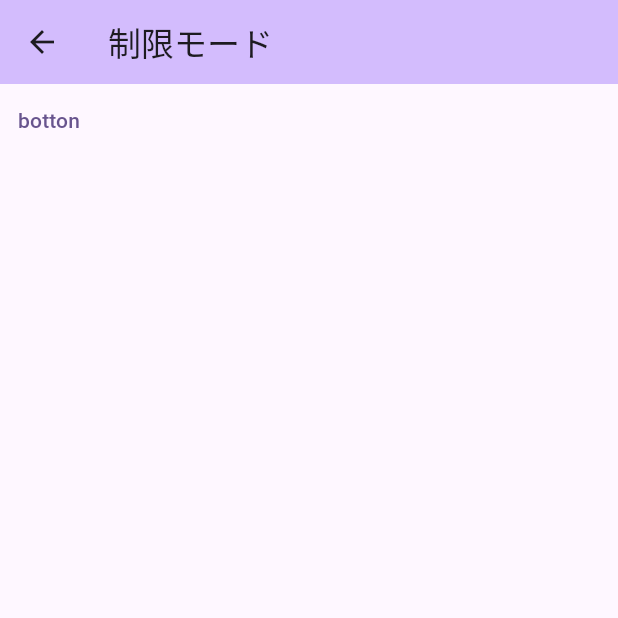
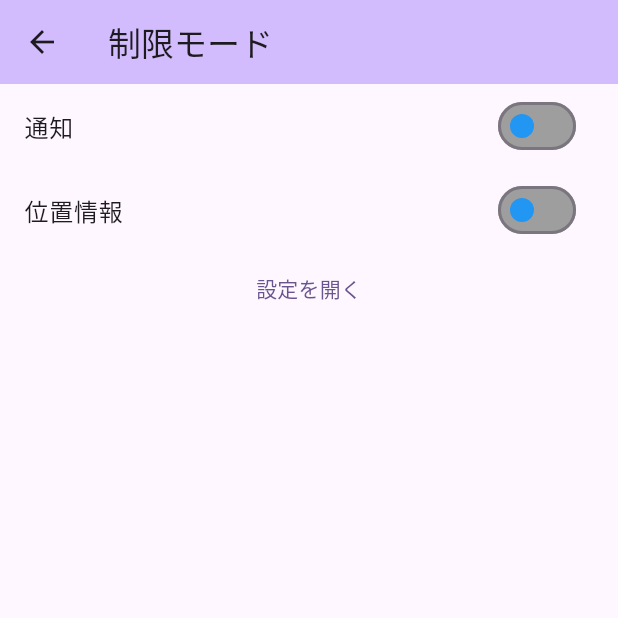
Before and after one commit to shintaro-ozaki/u-22, a Flutter app: the LockPage screen opened directly, on a phone screen of 412 x 824 dp, the top half of it. Run offline on Flutter 3.47's test engine with Material 2 defaults, Android fonts, the phone set to English and light mode, and no system bars; our stand-ins replace fl_chart, flutter_local_notifications, google_maps_flutter, location, permission_handler, sqflite; missing offline and left inert: network_info_plus; accounts and stored records are empty.

Commit message:
finish develop

```diff
--- a/project/lib/components/amount_provider.dart
+++ b/project/lib/components/amount_provider.dart
@@ -1,7 +1,7 @@
 import 'package:flutter/material.dart';
 
 class AmountProvider extends ChangeNotifier {
-  int _amount = 5;
+  int _amount = 0;
 
   int get amount => _amount;
 
--- a/project/lib/components/location.dart
+++ b/project/lib/components/location.dart
@@ -9,6 +9,12 @@ class LocationProvider with ChangeNotifier {
     currentLocation = newLocation;
     notifyListeners();
   }
+}
+
+List<Map> arrived = [];
+
+void initArrived() {
+  arrived.clear();
 }
 
 final List<Map<String, double>> locations = [
--- a/project/lib/lock.dart
+++ b/project/lib/lock.dart
@@ -22,8 +22,6 @@ class LockPage extends StatefulWidget {
 }
 
 class _LockPageState extends State<LockPage> {
-  Timer? timer;
-
   @override
   void initState() {
     super.initState();
@@ -50,6 +48,10 @@ class _LockPageState extends State<LockPage> {
     super.dispose();
   }
 
+  bool _active = false;
+
+  void _changeSwitch(bool e) => setState(() => _active = e);
+
   @override
   Widget build(BuildContext context) {
     return Scaffold(
@@ -57,12 +59,33 @@ class _LockPageState extends State<LockPage> {
           backgroundColor: Theme.of(context).colorScheme.inversePrimary,
           title: Text(widget.title),
         ),
-      body: TextButton(
-        child: const Text('botton'),
+        body: Column(
+          children: [
+            SwitchListTile(
+              value: _active,
+              activeColor: Colors.orange,
+              activeTrackColor: Colors.red,
+              inactiveThumbColor: Colors.blue,
+              inactiveTrackColor: Colors.grey,
+              title: const Text('通知'),
+              onChanged: _changeSwitch,
+            ),
+            SwitchListTile(
+              value: _active,
+              activeColor: Colors.orange,
+              activeTrackColor: Colors.red,
+              inactiveThumbColor: Colors.blue,
+              inactiveTrackColor: Colors.grey,
+              title: const Text('位置情報'),
+              onChanged: _changeSwitch,
+            ),
+            TextButton(
+              child: const Text('設定を開く'),
               onPressed: () {
                 openAppSettings();
               },
             ),
-    );
+          ],
+        ));
   }
 }
--- a/project/lib/map.dart
+++ b/project/lib/map.dart
@@ -41,6 +41,11 @@ class _AroundSpotPageState extends State<AroundSpotPage> {
   }
 
   @override
+  void dispose() {
+    super.dispose();
+  }
+
+  @override
   Widget build(BuildContext context) {
     return Scaffold(
       appBar: AppBar(
```
Also changed, not shown: project/lib/footer.dart (+27 -10 lines), 2 other files. Lines whose indentation alone changed are shown as unchanged.
